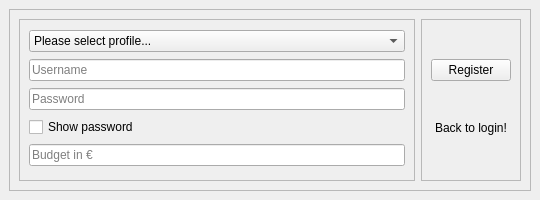
Above: frontend/Register.ui from nhatlam96/gui-xtraktor before the change. Below: the same form after it.
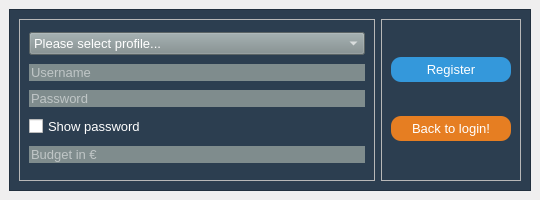
That is the form after the change.

Diff of the .ui file:
```diff
--- a/frontend/Register.ui
+++ b/frontend/Register.ui
@@ -29,6 +29,11 @@
    <layout class="QHBoxLayout" name="horizontalLayout_2">
     <item>
      <widget class="QFrame" name="frame_3">
+      <property name="styleSheet">
+       <string notr="true">QFrame#frame_3{
+	background-color: rgb(44, 62, 80);
+}</string>
+      </property>
       <property name="frameShape">
        <enum>QFrame::StyledPanel</enum>
       </property>
@@ -47,6 +52,15 @@
          <layout class="QVBoxLayout" name="verticalLayout_2">
           <item>
            <widget class="QComboBox" name="registerAsComboBox">
+            <property name="font">
+             <font>
+              <pointsize>10</pointsize>
+             </font>
+            </property>
+            <property name="styleSheet">
+             <string notr="true">background-color: rgb(127, 140, 141);
+color: white;</string>
+            </property>
             <property name="currentIndex">
              <number>0</number>
             </property>
@@ -67,9 +81,21 @@
           </item>
           <item>
            <widget class="QLineEdit" name="usernameLineEdit">
+            <property name="font">
+             <font>
+              <pointsize>10</pointsize>
+             </font>
+            </property>
+            <property name="styleSheet">
+             <string notr="true">background-color: rgb(127, 140, 141);
+color: white;</string>
+            </property>
             <property name="maxLength">
              <number>16</number>
             </property>
+            <property name="frame">
+             <bool>false</bool>
+            </property>
             <property name="placeholderText">
              <string>Username</string>
             </property>
@@ -77,9 +103,21 @@
           </item>
           <item>
            <widget class="QLineEdit" name="passwordLineEdit">
+            <property name="font">
+             <font>
+              <pointsize>10</pointsize>
+             </font>
+            </property>
+            <property name="styleSheet">
+             <string notr="true">background-color: rgb(127, 140, 141);
+color: white;</string>
+            </property>
             <property name="maxLength">
              <number>16</number>
             </property>
+            <property name="frame">
+             <bool>false</bool>
+            </property>
             <property name="echoMode">
              <enum>QLineEdit::Password</enum>
             </property>
@@ -90,6 +128,14 @@
           </item>
           <item>
            <widget class="QCheckBox" name="showPasswordCheckBox">
+            <property name="font">
+             <font>
+              <pointsize>10</pointsize>
+             </font>
+            </property>
+            <property name="styleSheet">
+             <string notr="true">color: white;</string>
+            </property>
             <property name="text">
              <string>Show password</string>
             </property>
@@ -97,6 +143,15 @@
           </item>
           <item>
            <widget class="QLineEdit" name="budgetLineEdit">
+            <property name="font">
+             <font>
+              <pointsize>10</pointsize>
+             </font>
+            </property>
+            <property name="styleSheet">
+             <string notr="true">background-color: rgb(127, 140, 141);
+color: white;</string>
+            </property>
             <property name="inputMask">
              <string/>
             </property>
@@ -106,6 +161,9 @@
             <property name="maxLength">
              <number>9</number>
             </property>
+            <property name="frame">
+             <bool>false</bool>
+            </property>
             <property name="placeholderText">
              <string>Budget in €</string>
             </property>
@@ -125,9 +183,31 @@
          <layout class="QVBoxLayout" name="verticalLayout">
           <item>
            <widget class="QPushButton" name="registerButton">
+            <property name="font">
+             <font>
+              <pointsize>10</pointsize>
+             </font>
+            </property>
             <property name="cursor">
              <cursorShape>PointingHandCursor</cursorShape>
             </property>
+            <property name="styleSheet">
+             <string notr="true">QPushButton#registerButton {
+	background-color: rgb(52, 152, 219);
+	border-radius: 10px;
+	color: white;
+	width: 100px;
+	height: 25px;
+}
+QPushButton#registerButton:hover {
+	cursor: pointer;
+	opacity: 0.5;
+}
+QPushButton#registerButton:pressed {
+	padding-left: 2px;
+	padding-bottom: 2px;
+}</string>
+            </property>
             <property name="text">
              <string>Register</string>
             </property>
@@ -135,9 +215,31 @@
           </item>
           <item>
            <widget class="QPushButton" name="goToLoginButton">
+            <property name="font">
+             <font>
+              <pointsize>10</pointsize>
+             </font>
+            </property>
             <property name="cursor">
              <cursorShape>PointingHandCursor</cursorShape>
             </property>
+            <property name="styleSheet">
+             <string notr="true">QPushButton#goToLoginButton {
+	background-color: rgb(230, 126, 34);
+	border-radius: 10px;
+	color: white;
+	width: 120px;
+	height: 25px;
+}
+QPushButton#goToLoginButton:hover {
+	cursor: pointer;
+	opacity: 0.5;
+}
+QPushButton#goToLoginButton:pressed {
+	padding-left: 2px;
+	padding-bottom: 2px;
+}</string>
+            </property>
             <property name="text">
              <string>Back to login!</string>
             </property>
```
